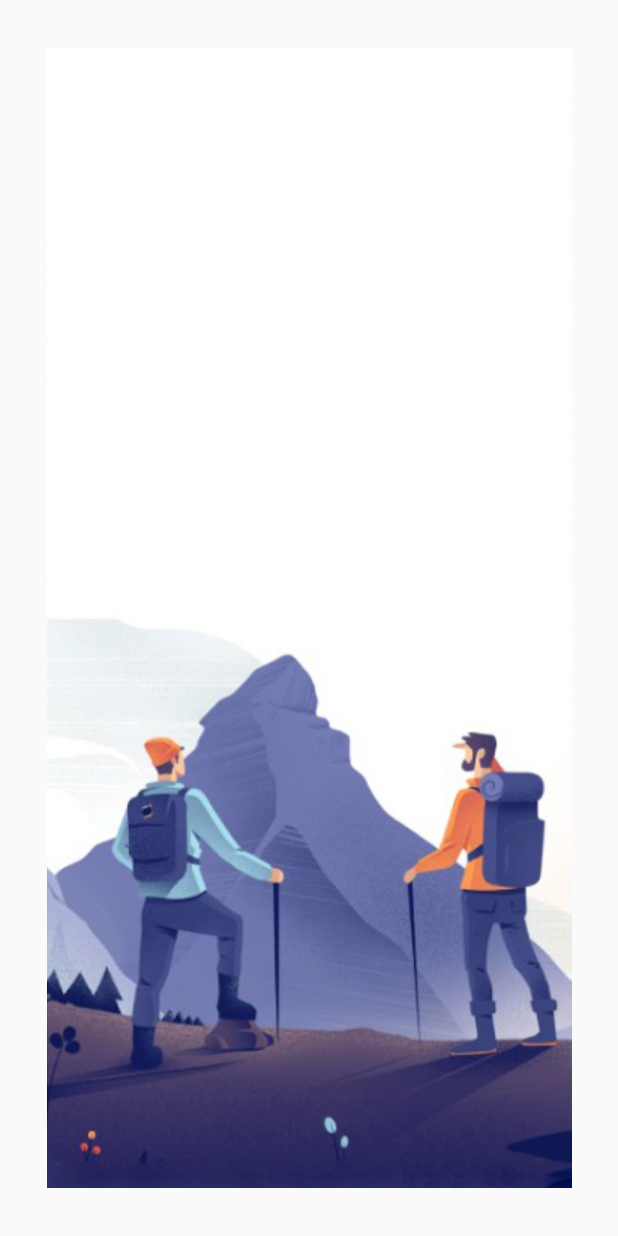
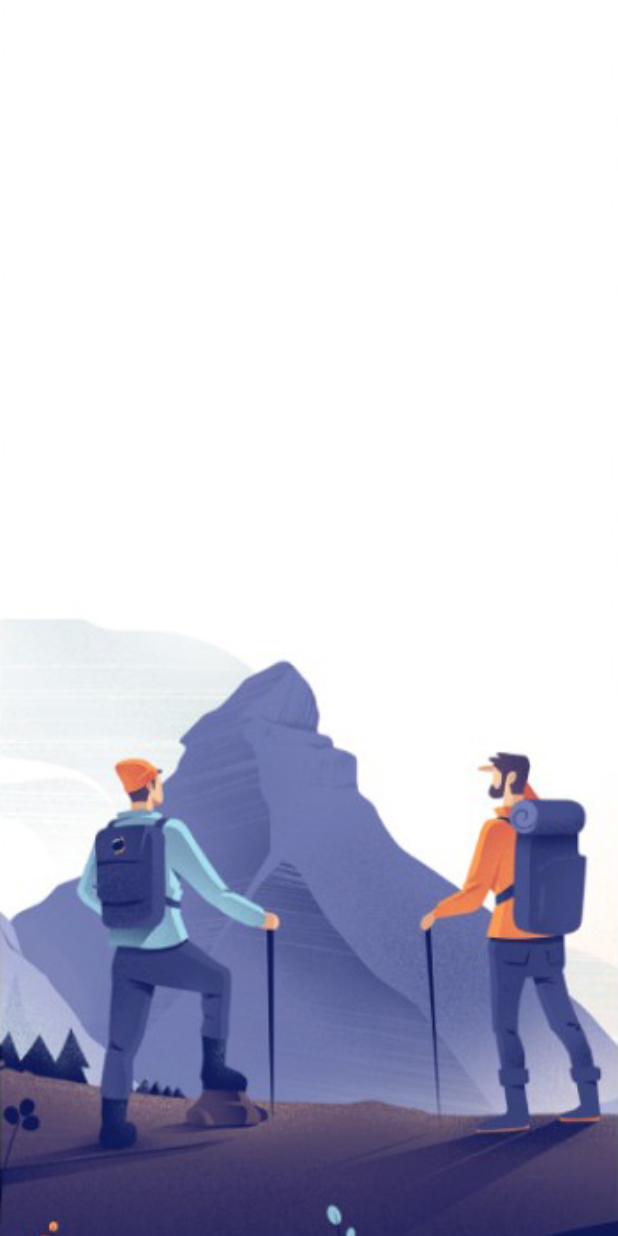
Before and after one commit to Dapo-dan/cubit_sm, a Flutter app: the screen it shows after launch, on a phone screen of 412 x 824 dp. Run offline on Flutter 3.47's test engine with Material 2 defaults, Android fonts, the phone set to English and light mode, and no system bars.

Commit message:
welcome page

```diff
--- a/lib/pages/welcome_page.dart
+++ b/lib/pages/welcome_page.dart
@@ -8,11 +8,7 @@ class WelcomePage extends StatefulWidget {
 }
 
 class _WelcomePageState extends State<WelcomePage> {
-  List images = [
-    'welcome-one.png',
-    'welcome-two.png'
-        'welcome-three.png'
-  ];
+  List images = ["welcome-one.png", "welcome-two.png", "welcome-three.png"];
 
   @override
   Widget build(BuildContext context) {
@@ -26,7 +22,18 @@ class _WelcomePageState extends State<WelcomePage> {
               height: double.maxFinite,
               decoration: BoxDecoration(
                   image: DecorationImage(
-                      image: AssetImage('img/' + images[index]))),
+                      image: AssetImage("img/" + images[index]),
+                      fit: BoxFit.cover)),
+              child: Container(
+                margin: const EdgeInsets.only(top: 150, left: 20, right: 20),
+                child: Row(
+                  children: [
+                    Column(
+                      children: [],
+                    )
+                  ],
+                ),
+              ),
             );
           }),
     );
```
Also changed, not shown: lib/widgets/app_large_text.dart (added, +20 -0 lines), lib/widgets/app_text.dart (added).
